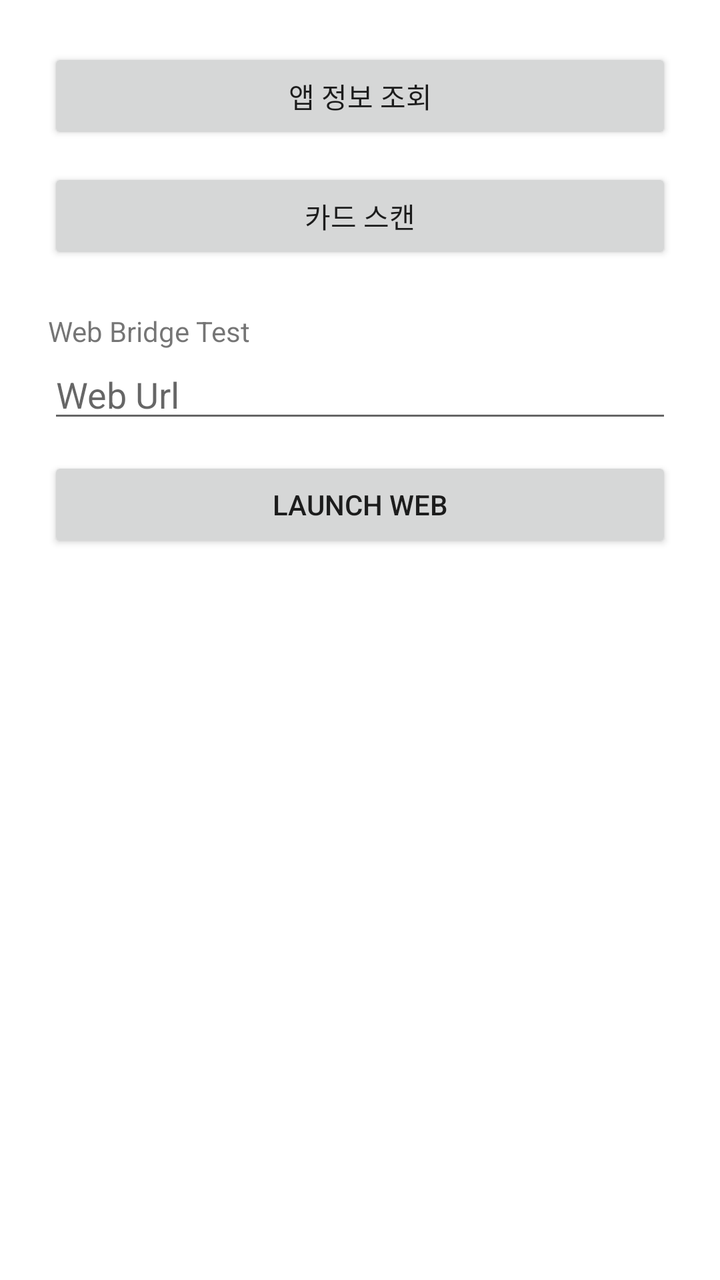
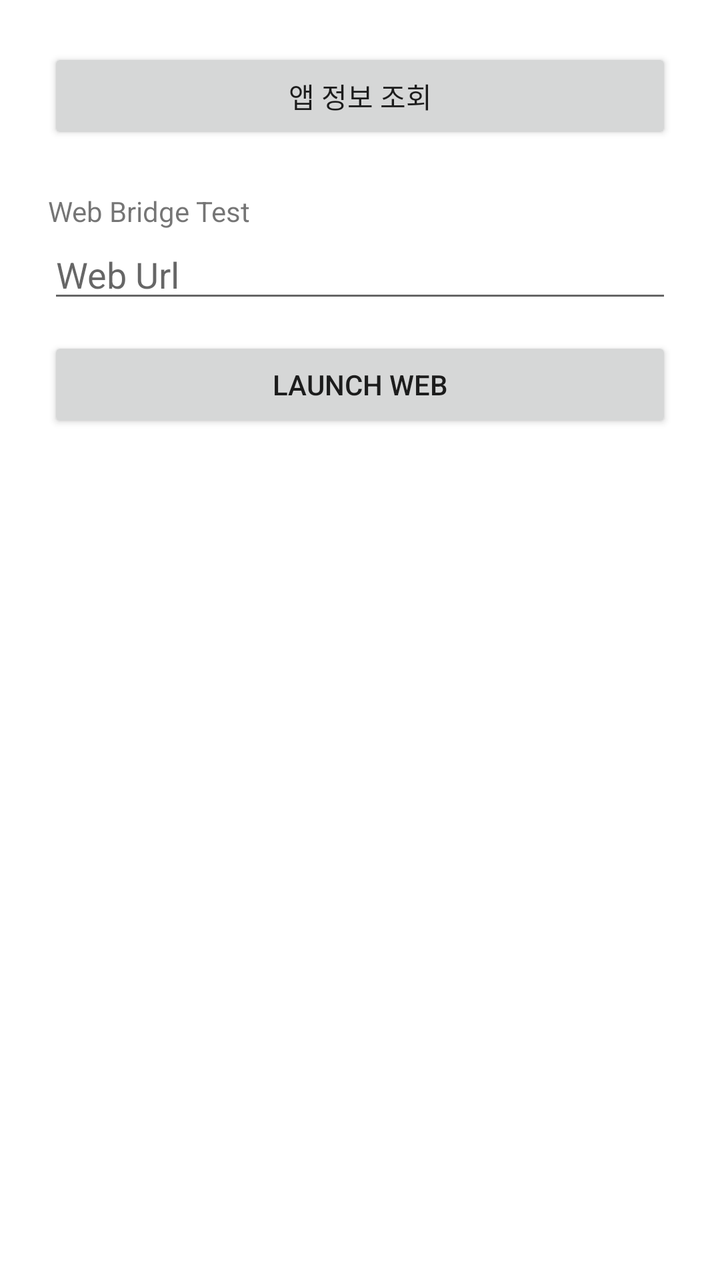

Two renders of the same Android screen: before a commit and after it. Below are the layout's source before the change and the commit's diff.
<!-- AndroidManifest.xml: activity theme AppTheme.NoActionBar -->
<!-- res/layout/activity_main.xml -->
<?xml version="1.0" encoding="utf-8"?>
<ScrollView xmlns:android="http://schemas.android.com/apk/res/android"
    xmlns:tools="http://schemas.android.com/tools"
    android:layout_width="match_parent"
    android:layout_height="match_parent"
    tools:context=".MainActivity">

    <LinearLayout
        android:layout_width="match_parent"
        android:layout_height="wrap_content"
        android:gravity="center"
        android:orientation="vertical"
        android:padding="24dp"
        tools:context=".MainActivity">

        <androidx.appcompat.widget.AppCompatButton
            android:id="@+id/get_app_info"
            android:layout_width="match_parent"
            android:layout_height="wrap_content"
            android:text="앱 정보 조회"
            tools:ignore="HardcodedText" />

        <androidx.appcompat.widget.AppCompatButton
            android:id="@+id/start_card_scan"
            android:layout_width="match_parent"
            android:layout_height="wrap_content"
            android:layout_marginTop="12dp"
            android:text="카드 스캔"
            tools:ignore="HardcodedText" />

        <TextView
            android:layout_width="match_parent"
            android:layout_height="wrap_content"
            android:layout_marginTop="24dp"
            android:text="Web Bridge Test"
            tools:ignore="HardcodedText" />

        <androidx.appcompat.widget.AppCompatEditText
            android:id="@+id/web_url"
            android:layout_width="match_parent"
            android:layout_height="wrap_content"
            android:inputType="textWebEditText"
            android:hint="Web Url"
            tools:ignore="HardcodedText" />

        <androidx.appcompat.widget.AppCompatButton
            android:id="@+id/web_interface"
            android:layout_width="match_parent"
            android:layout_height="wrap_content"
            android:layout_marginTop="12dp"
            android:text="Launch Web"
            tools:ignore="HardcodedText" />
    </LinearLayout>
</ScrollView>
<!-- resources referenced by this layout -->
<resources>
  <style name="AppTheme.NoActionBar" parent="AppTheme">
          <item name="windowActionBar">false</item>
          <item name="windowNoTitle">true</item>
      </style>
  <style name="AppTheme" parent="Theme.MaterialComponents.Light">
          <item name="colorPrimary">@color/white</item>
          <item name="colorPrimaryVariant">@color/grey_300</item>
          <item name="colorOnPrimary">@color/white</item>
          <item name="colorSecondary">@color/blue_500</item>
          <item name="colorSecondaryVariant">@color/blue_700</item>
          <item name="colorOnSecondary">@color/black</item>
          <item name="android:statusBarColor" tools:targetApi="l">?attr/colorPrimaryVariant</item>
      </style>
  <color name="white">#FFFFFFFF</color>
  <color name="black">#FF000000</color>
</resources>

<!-- the commit's change to res/layout/activity_main.xml (unified diff, before → after) -->
@@ -18,14 +18,6 @@
             android:layout_width="match_parent"
             android:layout_height="wrap_content"
             android:text="앱 정보 조회"
-            tools:ignore="HardcodedText" />
-
-        <androidx.appcompat.widget.AppCompatButton
-            android:id="@+id/start_card_scan"
-            android:layout_width="match_parent"
-            android:layout_height="wrap_content"
-            android:layout_marginTop="12dp"
-            android:text="카드 스캔"
             tools:ignore="HardcodedText" />
 
         <TextView
